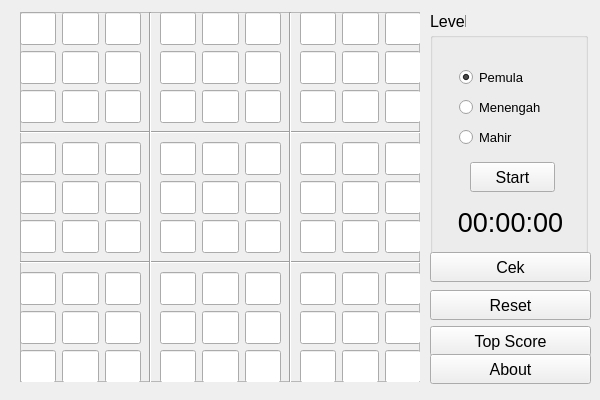
Before: the Qt Designer form MainWindow.ui in j3rr7/sudoku-qt, drawn with Qt 5.
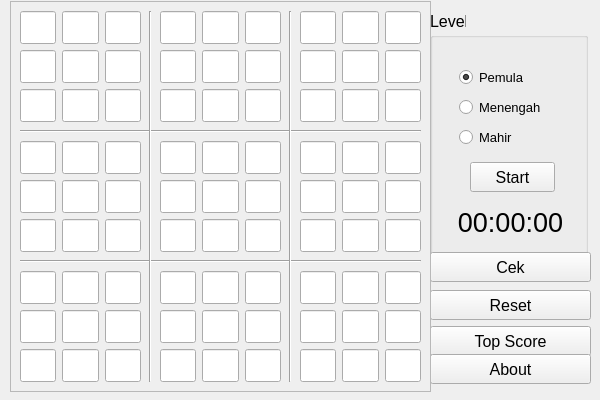
After: the same form once the commit is applied.

```diff
--- a/MainWindow.ui
+++ b/MainWindow.ui
@@ -264,10 +264,10 @@
    <widget class="QFrame" name="frame">
     <property name="geometry">
      <rect>
-      <x>20</x>
-      <y>12</y>
-      <width>400</width>
-      <height>370</height>
+      <x>10</x>
+      <y>1</y>
+      <width>421</width>
+      <height>391</height>
      </rect>
     </property>
     <property name="frameShape">
@@ -279,8 +279,8 @@
     <widget class="Line" name="line">
      <property name="geometry">
       <rect>
-       <x>0</x>
-       <y>110</y>
+       <x>10</x>
+       <y>120</y>
        <width>401</width>
        <height>20</height>
       </rect>
@@ -292,8 +292,8 @@
     <widget class="Line" name="line_2">
      <property name="geometry">
       <rect>
-       <x>0</x>
-       <y>240</y>
+       <x>10</x>
+       <y>250</y>
        <width>401</width>
        <height>20</height>
       </rect>
@@ -305,8 +305,8 @@
     <widget class="Line" name="line_3">
      <property name="geometry">
       <rect>
-       <x>120</x>
-       <y>0</y>
+       <x>130</x>
+       <y>10</y>
        <width>20</width>
        <height>371</height>
       </rect>
@@ -318,8 +318,8 @@
     <widget class="Line" name="line_4">
      <property name="geometry">
       <rect>
-       <x>260</x>
-       <y>0</y>
+       <x>270</x>
+       <y>10</y>
        <width>20</width>
        <height>371</height>
       </rect>
@@ -331,8 +331,8 @@
     <widget class="QWidget" name="verticalLayoutWidget_2">
      <property name="geometry">
       <rect>
-       <x>0</x>
-       <y>0</y>
+       <x>10</x>
+       <y>10</y>
        <width>121</width>
        <height>111</height>
       </rect>
@@ -625,8 +625,8 @@
     <widget class="QWidget" name="verticalLayoutWidget_3">
      <property name="geometry">
       <rect>
-       <x>140</x>
-       <y>0</y>
+       <x>150</x>
+       <y>10</y>
        <width>121</width>
        <height>111</height>
       </rect>
@@ -919,8 +919,8 @@
     <widget class="QWidget" name="verticalLayoutWidget_4">
      <property name="geometry">
       <rect>
-       <x>280</x>
-       <y>0</y>
+       <x>290</x>
+       <y>10</y>
        <width>121</width>
        <height>111</height>
       </rect>
@@ -1213,8 +1213,8 @@
     <widget class="QWidget" name="verticalLayoutWidget_5">
      <property name="geometry">
       <rect>
-       <x>0</x>
-       <y>130</y>
+       <x>10</x>
+       <y>140</y>
        <width>121</width>
        <height>111</height>
       </rect>
@@ -1507,8 +1507,8 @@
     <widget class="QWidget" name="verticalLayoutWidget_6">
      <property name="geometry">
       <rect>
-       <x>140</x>
-       <y>130</y>
+       <x>150</x>
+       <y>140</y>
        <width>121</width>
        <height>111</height>
       </rect>
@@ -1801,8 +1801,8 @@
     <widget class="QWidget" name="verticalLayoutWidget_7">
      <property name="geometry">
       <rect>
-       <x>280</x>
-       <y>130</y>
+       <x>290</x>
+       <y>140</y>
        <width>121</width>
        <height>111</height>
       </rect>
@@ -2095,8 +2095,8 @@
     <widget class="QWidget" name="verticalLayoutWidget_8">
      <property name="geometry">
       <rect>
-       <x>140</x>
-       <y>260</y>
+       <x>150</x>
+       <y>270</y>
        <width>121</width>
        <height>111</height>
       </rect>
@@ -2389,8 +2389,8 @@
     <widget class="QWidget" name="verticalLayoutWidget_9">
      <property name="geometry">
       <rect>
-       <x>280</x>
-       <y>260</y>
+       <x>290</x>
+       <y>270</y>
        <width>121</width>
        <height>111</height>
       </rect>
@@ -2683,8 +2683,8 @@
     <widget class="QWidget" name="verticalLayoutWidget_10">
      <property name="geometry">
       <rect>
-       <x>0</x>
-       <y>260</y>
+       <x>10</x>
+       <y>270</y>
        <width>121</width>
        <height>111</height>
       </rect>
```
